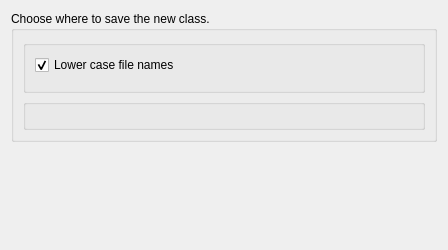
KDE/kdevelop, file plugins/filetemplates/ui/outputlocation.ui: the form before one commit.
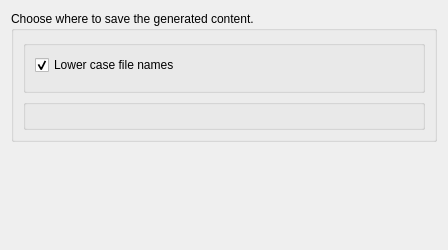
The form after the commit. Custom widgets are drawn as their Qt base class.

Commit message: File template dialog: s/new class/generated content/ on generic pages

The edit to the form file:
```diff
--- a/plugins/filetemplates/ui/outputlocation.ui
+++ b/plugins/filetemplates/ui/outputlocation.ui
@@ -14,7 +14,7 @@
    <item>
     <widget class="QGroupBox" name="groupBox_3">
      <property name="title">
-      <string>Choose where to save the new class.</string>
+      <string>Choose where to save the generated content.</string>
      </property>
      <layout class="QGridLayout" name="gridLayout_3">
       <item row="1" column="0">
```
The commit also changes 1 other file.
